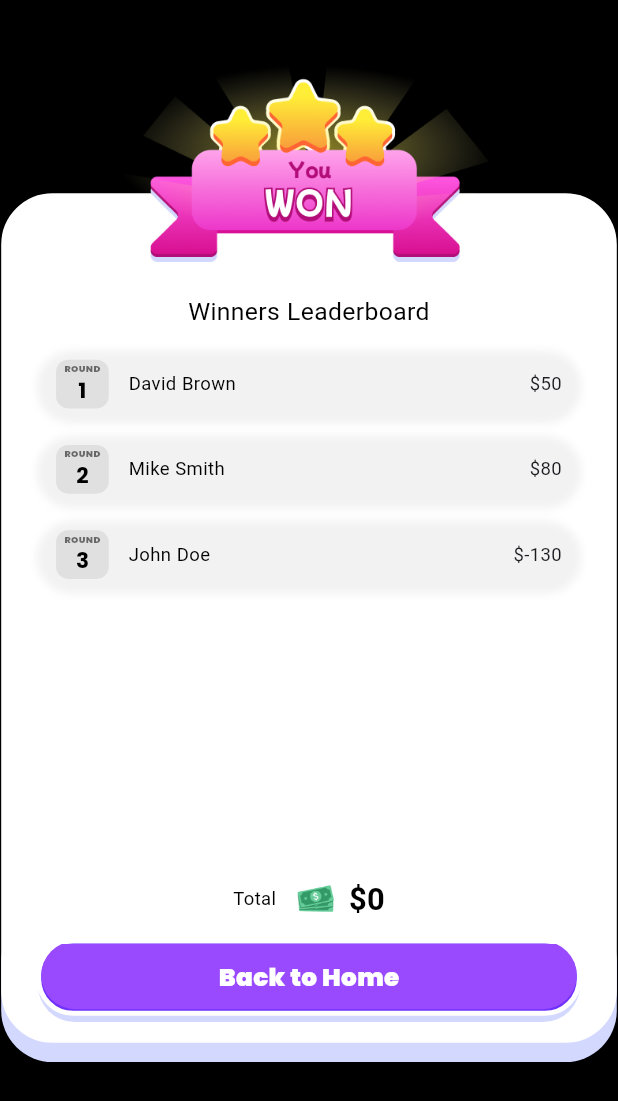
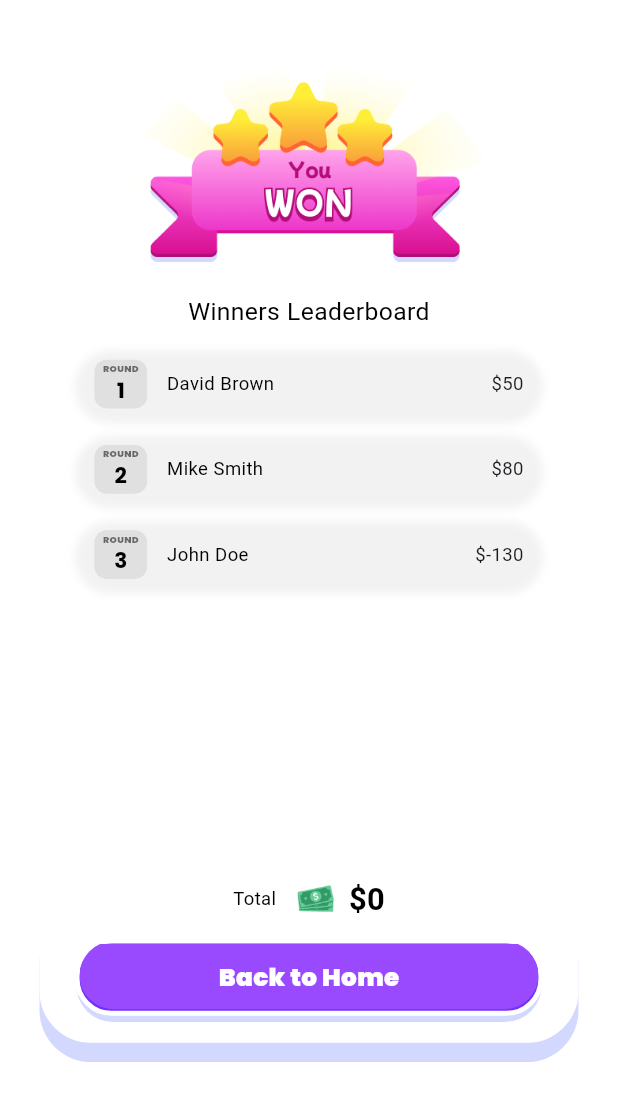
Before and after one commit to Jossyboydgenius/HIPHOP---RNB-BINGO, a Flutter app: the WinnerLeaderboardModal widget shown alone on an empty page, opened directly with empty values, on a phone screen of 412 x 824 dp. Shown: the top 1101 px of the screen. Run offline on Flutter 3.47's test engine with Material 3 defaults, Android fonts, the phone set to English and light mode, and no system bars; our stand-ins replace audioplayers, equatable, flutter_bloc, flutter_screenutil, flutter_spinkit, flutter_svg and 3 more; missing offline and left inert: flutter_vibrate, google_ml_kit, mobile_scanner, super_tooltip; statements that could not run were skipped; project files that could hold a hidden picture were left out.

Commit message:
Refactor WinnerLeaderboardModal for improved UI and sound integration
This commit refactors the WinnerLeaderboardModal widget to enhance its layout by using a Dialog with a transparent background and updated padding. It introduces a GameSoundService to play sound effects when the back button is pressed, improving user interaction. The overall code structure has been cleaned up for better readability and maintainability.

```diff
--- a/lib/widgets/leaderboard/winner_leaderboard_modal.dart
+++ b/lib/widgets/leaderboard/winner_leaderboard_modal.dart
@@ -7,8 +7,9 @@ import 'package:hiphop_rnb_bingo/widgets/app_colors.dart';
 import 'package:hiphop_rnb_bingo/widgets/app_images.dart';
 import 'package:hiphop_rnb_bingo/widgets/app_sizer.dart';
 import 'package:hiphop_rnb_bingo/widgets/app_text_style.dart';
-import 'package:hiphop_rnb_bingo/routes/app_routes.dart';
 import 'package:hiphop_rnb_bingo/widgets/app_modal_container.dart';
+import 'package:hiphop_rnb_bingo/services/game_sound_service.dart';
+import 'package:hiphop_rnb_bingo/views/home_screen.dart';
 
 class PlayerScore {
   final String name;
@@ -40,6 +41,7 @@ class WinnerLeaderboardModal extends StatefulWidget {
 
 class _WinnerLeaderboardModalState extends State<WinnerLeaderboardModal> {
   late List<PlayerScore> _leaderboard;
+  final _soundService = GameSoundService();
 
   @override
   void initState() {
@@ -95,11 +97,11 @@ class _WinnerLeaderboardModalState extends State<WinnerLeaderboardModal> {
 
   @override
   Widget build(BuildContext context) {
-    return Container(
-      color: Colors.black,
+    return Dialog(
+      backgroundColor: Colors.transparent,
+      insetPadding: EdgeInsets.symmetric(horizontal: 24.w),
       child: BackdropFilter(
         filter: ImageFilter.blur(sigmaX: 10, sigmaY: 10),
-        child: Center(
         child: Stack(
           clipBehavior: Clip.none,
           alignment: Alignment.topCenter,
@@ -203,12 +205,17 @@ class _WinnerLeaderboardModalState extends State<WinnerLeaderboardModal> {
                             hasBorder: true,
                             borderColor: Colors.white,
                             onPressed: () {
+                              _soundService.playButtonClick();
                               Navigator.of(context).pop();
                               if (widget.onBackToHome != null) {
                                 widget.onBackToHome!();
                               } else {
-                                  Navigator.of(context)
-                                      .pushReplacementNamed(AppRoutes.home);
+                                Navigator.of(context).pushAndRemoveUntil(
+                                  MaterialPageRoute(
+                                    builder: (context) => const HomeScreen(),
+                                  ),
+                                  (route) => false,
+                                );
                               }
                             },
                             borderRadius: 24.r,
@@ -232,7 +239,6 @@ class _WinnerLeaderboardModalState extends State<WinnerLeaderboardModal> {
               ),
             ),
           ],
-          ),
         ),
       ),
     );
```
Lines whose indentation alone changed are shown as unchanged.
